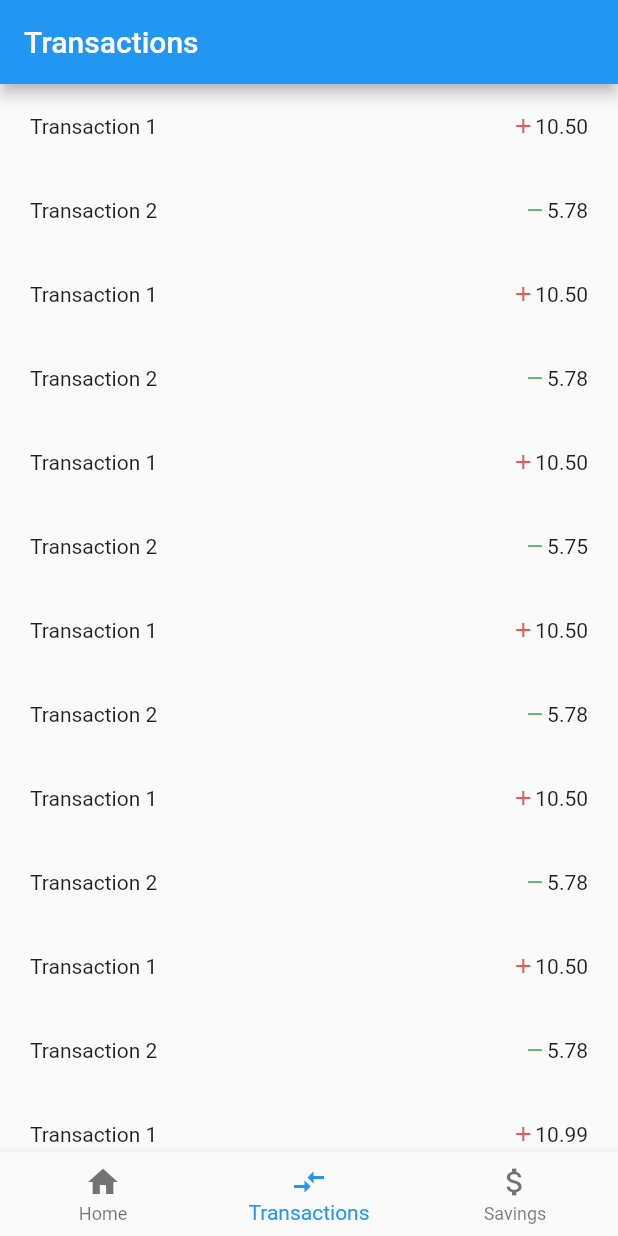
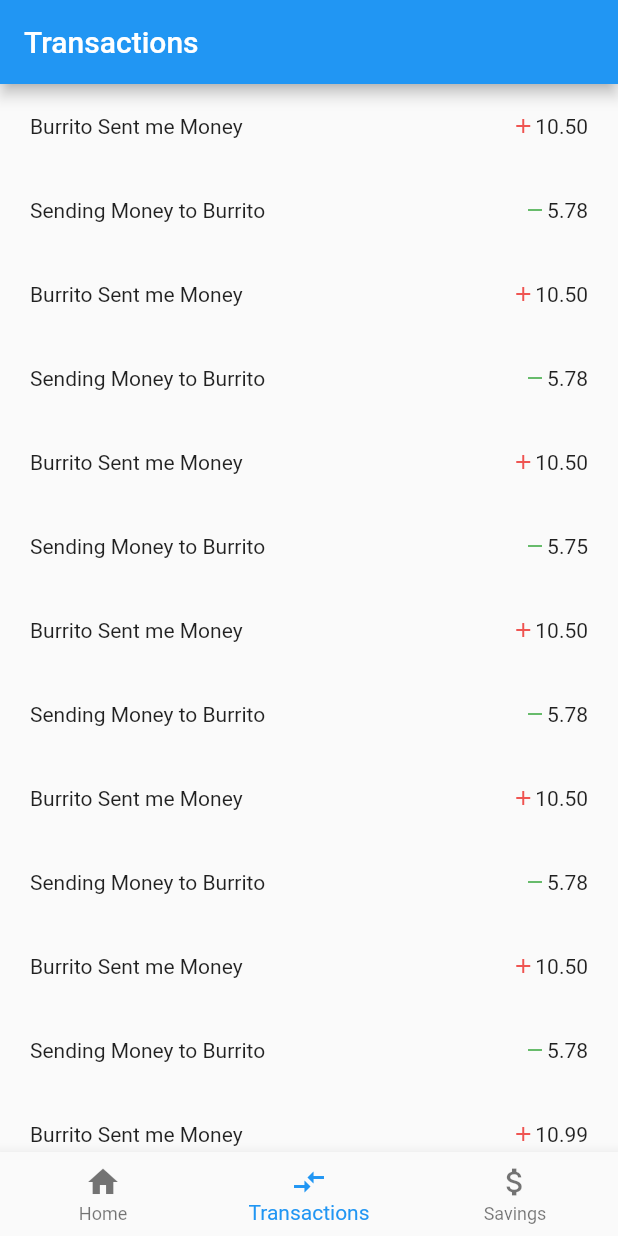
Before and after one commit to joshuamitchell192/Zavers, a Flutter app: the screen it shows after launch, item 2 of the bottom bar chosen, on a phone screen of 412 x 824 dp. Run offline on Flutter 3.47's test engine with Material 2 defaults, Android fonts, the phone set to English and light mode, and no system bars.

Commit message:
Fixed Transaction Titles

```diff
--- a/saverz/lib/pages/transactions.dart
+++ b/saverz/lib/pages/transactions.dart
@@ -57,26 +57,26 @@ class _TransactionsPageState extends State<TransactionsPage> {
 
       body: ListView(
         children: <Widget>[
-          transactionTile("Transaction 1", 10.5),
-          transactionTile("Transaction 2", -5.78),
-          transactionTile("Transaction 1", 10.5),
-          transactionTile("Transaction 2", -5.78),
-          transactionTile("Transaction 1", 10.5),
-          transactionTile("Transaction 2", -5.7456348),
-          transactionTile("Transaction 1", 10.5),
-          transactionTile("Transaction 2", -5.78),
-          transactionTile("Transaction 1", 10.5),
-          transactionTile("Transaction 2", -5.78),
-          transactionTile("Transaction 1", 10.5),
-          transactionTile("Transaction 2", -5.78),
-          transactionTile("Transaction 1", 10.9875),
-          transactionTile("Transaction 2", -5.78),
-          transactionTile("Transaction 1", 10.5),
-          transactionTile("Transaction 2", -5.78),
-          transactionTile("Transaction 1", 10.5),
-          transactionTile("Transaction 2", -5.78),
-          transactionTile("Transaction 1", 10.5),
-          transactionTile("Transaction 2", -5.78),
+          transactionTile("Burrito Sent me Money", 10.5),
+          transactionTile("Sending Money to Burrito", -5.78),
+          transactionTile("Burrito Sent me Money", 10.5),
+          transactionTile("Sending Money to Burrito", -5.78),
+          transactionTile("Burrito Sent me Money", 10.5),
+          transactionTile("Sending Money to Burrito", -5.7456348),
+          transactionTile("Burrito Sent me Money", 10.5),
+          transactionTile("Sending Money to Burrito", -5.78),
+          transactionTile("Burrito Sent me Money", 10.5),
+          transactionTile("Sending Money to Burrito", -5.78),
+          transactionTile("Burrito Sent me Money", 10.5),
+          transactionTile("Sending Money to Burrito", -5.78),
+          transactionTile("Burrito Sent me Money", 10.9875),
+          transactionTile("Sending Money to Burrito", -5.78),
+          transactionTile("Burrito Sent me Money", 10.5),
+          transactionTile("Sending Money to Burrito", -5.78),
+          transactionTile("Burrito Sent me Money", 10.5),
+          transactionTile("Sending Money to Burrito", -5.78),
+          transactionTile("Burrito Sent me Money", 10.5),
+          transactionTile("Sending Money to Burrito", -5.78),
         ],
       ),
     );
```
